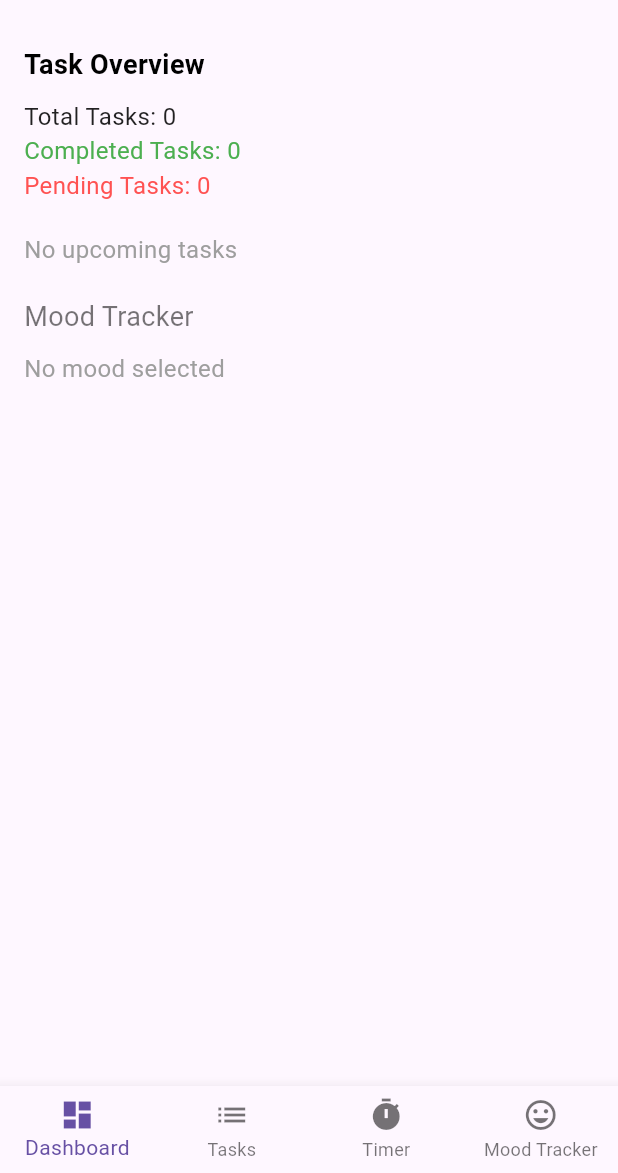
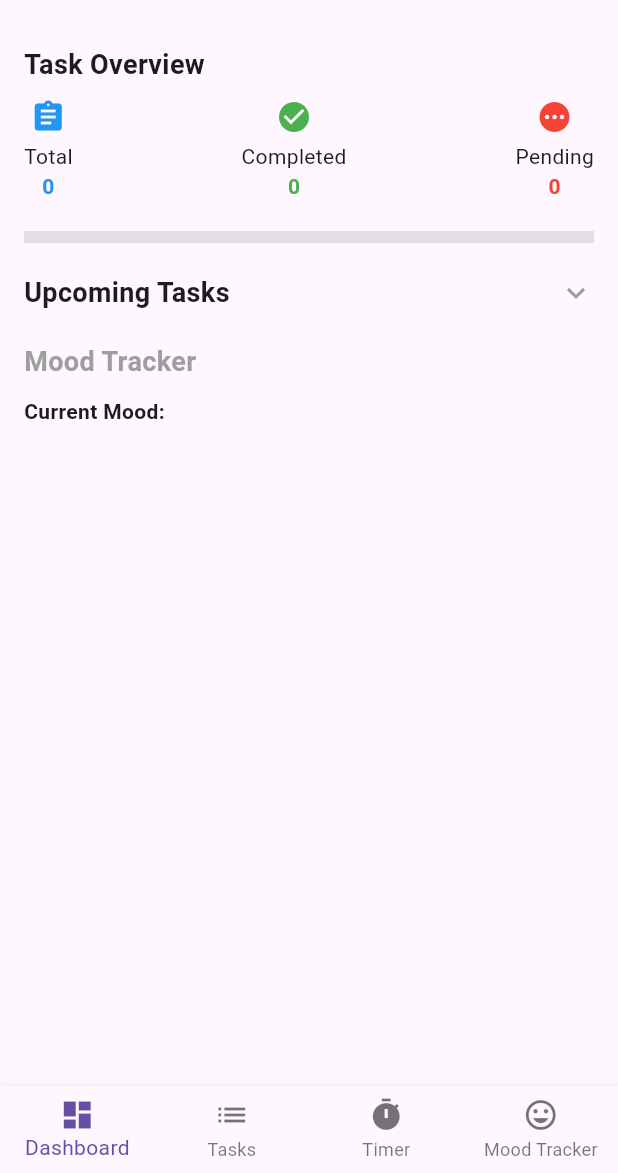
Before and after one commit to weaponxd253/adhd_list, a Flutter app: the screen it shows after launch, on a phone screen of 412 x 824 dp, the part 63-1236 px from its top. Run offline on Flutter 3.47's test engine with Material 3 defaults, Android fonts, the phone set to English and light mode, and no system bars.

Commit message:
Updated upcoming tasks section on dashboard

```diff
--- a/lib/features/dashboard/dashboard_screen.dart
+++ b/lib/features/dashboard/dashboard_screen.dart
@@ -1,21 +1,33 @@
 // lib/features/dashboard/dashboard_screen.dart
 import 'package:flutter/material.dart';
 import 'package:provider/provider.dart';
+import 'package:intl/intl.dart'; // For formatting dates
+import 'dart:math';
 import '../../providers/app_state.dart';
 
-class DashboardScreen extends StatelessWidget {
+class DashboardScreen extends StatefulWidget {
+  @override
+  _DashboardScreenState createState() => _DashboardScreenState();
+}
+
+class _DashboardScreenState extends State<DashboardScreen> {
+  bool _isUpcomingTasksExpanded = false; // To manage expandable section
+
+  String _calculateCountdown(DateTime dueDate) {
+    final now = DateTime.now();
+    final difference = dueDate.difference(now).inDays;
+    if (difference < 0) return "Overdue";
+    if (difference == 0) return "Due Today";
+    if (difference == 1) return "Due Tomorrow";
+    return "Due in $difference days";
+  }
+
   @override
   Widget build(BuildContext context) {
     final appState = Provider.of<AppState>(context);
-    final selectedMood = appState.selectedMood;
-    final selectedMoodEmoji = appState.selectedMoodEmoji;
-    final moodMessage = appState.moodMessage;
-
-    // Retrieve task overview data
-    final totalTasks = appState.totalTasks;
-    final completedTasks = appState.completedTasks;
-    final pendingTasks = appState.pendingTasks;
     final upcomingTasks = appState.upcomingTasks;
+    // Sort tasks by due date (earliest first)
+    upcomingTasks.sort((a, b) => a.dueDate.compareTo(b.dueDate));
 
     return Scaffold(
       appBar: AppBar(
@@ -26,93 +38,101 @@ class DashboardScreen extends StatelessWidget {
         child: Column(
           crossAxisAlignment: CrossAxisAlignment.start,
           children: [
+            // Task Overview Section
             Text(
               "Task Overview",
-              style: TextStyle(fontSize: 18, fontWeight: FontWeight.bold, color: Colors.black),
+              style: TextStyle(fontSize: 18, fontWeight: FontWeight.bold),
             ),
             SizedBox(height: 10),
-            Text(
-              "Total Tasks: $totalTasks",
-              style: TextStyle(fontSize: 16, color: Colors.black87),
-            ),
-            Text(
-              "Completed Tasks: $completedTasks",
-              style: TextStyle(fontSize: 16, color: Colors.green),
-            ),
-            Text(
-              "Pending Tasks: $pendingTasks",
-              style: TextStyle(fontSize: 16, color: Colors.redAccent),
+            Row(
+              mainAxisAlignment: MainAxisAlignment.spaceBetween,
+              children: [
+                _buildTaskStatusIcon(Icons.assignment, "Total", appState.totalTasks, Colors.blue),
+                _buildTaskStatusIcon(Icons.check_circle, "Completed", appState.completedTasks, Colors.green),
+                _buildTaskStatusIcon(Icons.pending, "Pending", appState.pendingTasks, Colors.red),
+              ],
             ),
             SizedBox(height: 20),
-
-            if (upcomingTasks.isNotEmpty)
-              Column(
-                crossAxisAlignment: CrossAxisAlignment.start,
+            // Progress Bar for Completed Tasks
+            LinearProgressIndicator(
+              value: appState.totalTasks == 0 ? 0 : appState.completedTasks / appState.totalTasks,
+              backgroundColor: Colors.grey[300],
+              color: Colors.green,
+              minHeight: 8,
+            ),
+            SizedBox(height: 20),
+            // Expandable Upcoming Tasks Section
+            GestureDetector(
+              onTap: () {
+                setState(() {
+                  _isUpcomingTasksExpanded = !_isUpcomingTasksExpanded;
+                });
+              },
+              child: Row(
+                mainAxisAlignment: MainAxisAlignment.spaceBetween,
                 children: [
                   Text(
                     "Upcoming Tasks",
                     style: TextStyle(fontSize: 18, fontWeight: FontWeight.bold),
                   ),
-                  ...upcomingTasks.map((task) => ListTile(
-                    title: Text(
-                      task.title,
-                      style: TextStyle(
-                        fontSize: 16,
-                        decoration: task.isCompleted ? TextDecoration.lineThrough : null,
-                      ),
+                  Icon(
+                    _isUpcomingTasksExpanded ? Icons.expand_less : Icons.expand_more,
+                    color: Colors.grey,
+                  ),
+                ],
+              ),
+            ),
+            if (_isUpcomingTasksExpanded)
+              Column(
+                children: upcomingTasks.map((task) {
+                  final countdownText = _calculateCountdown(task.dueDate);
+                  return ListTile(
+                    leading: Icon(
+                      Icons.circle,
+                      size: 10,
+                      color: task.isCompleted ? Colors.green : Colors.red,
                     ),
-                    subtitle: Text("Due soon"),
-                  )),
-                ],
-              )
-            else
-              Text(
-                "No upcoming tasks",
-                style: TextStyle(fontSize: 16, color: Colors.grey),
+                    title: Text(task.title),
+                    subtitle: Text("Due Date: ${DateFormat.yMMMd().format(task.dueDate)} ($countdownText)"),
+                  );
+                }).toList(),
               ),
-
             SizedBox(height: 20),
-
+            // Mood Tracker Section
             Text(
               "Mood Tracker",
-              style: TextStyle(fontSize: 18, color: Colors.black54),
+              style: TextStyle(fontSize: 18, fontWeight: FontWeight.bold, color: Colors.grey),
             ),
             SizedBox(height: 10),
-            if (selectedMood.isNotEmpty)
-              Column(
-                crossAxisAlignment: CrossAxisAlignment.start,
-                children: [
-                  Row(
-                    children: [
-                      Text(
-                        "Current Mood: ",
-                        style: TextStyle(fontSize: 18, fontWeight: FontWeight.bold),
-                      ),
-                      Text(
-                        "$selectedMoodEmoji $selectedMood",
-                        style: TextStyle(
-                          fontSize: 18,
-                          color: Colors.blueAccent,
-                          fontWeight: FontWeight.bold,
-                        ),
-                      ),
-                    ],
-                  ),
-                  SizedBox(height: 10),
-                  Text(
-                    moodMessage,
-                    style: TextStyle(fontSize: 16, color: Colors.black87),
-                  ),
-                ],
-              )
-            else
-              Text(
-                "No mood selected",
-                style: TextStyle(fontSize: 16, color: Colors.grey),
-              ),
+            Row(
+              children: [
+                Text("Current Mood: ", style: TextStyle(fontWeight: FontWeight.bold)),
+                Text(
+                  "${appState.selectedMoodEmoji} ${appState.selectedMood}",
+                  style: TextStyle(color: Colors.blueAccent, fontWeight: FontWeight.bold),
+                ),
+              ],
+            ),
+            SizedBox(height: 8),
+            Text(appState.moodMessage, style: TextStyle(fontSize: 14, color: Colors.grey[700])),
           ],
         ),
       ),
     );
   }
+
+  // Helper method to build the task status icon with label and count
+  Widget _buildTaskStatusIcon(IconData icon, String label, int count, Color color) {
+    return Column(
+      children: [
+        Icon(icon, color: color),
+        SizedBox(height: 4),
+        Text(label),
+        Text(
+          "$count",
+          style: TextStyle(color: color, fontWeight: FontWeight.bold),
+        ),
+      ],
+    );
+  }
 }
--- a/pubspec.yaml
+++ b/pubspec.yaml
@@ -36,6 +36,7 @@ dependencies:
   # Use with the CupertinoIcons class for iOS style icons.
   cupertino_icons: ^1.0.8
   provider: ^6.1.2
+  intl: ^0.19.0
 
 dev_dependencies:
   flutter_test:
```
Also changed, not shown: pubspec.lock.
